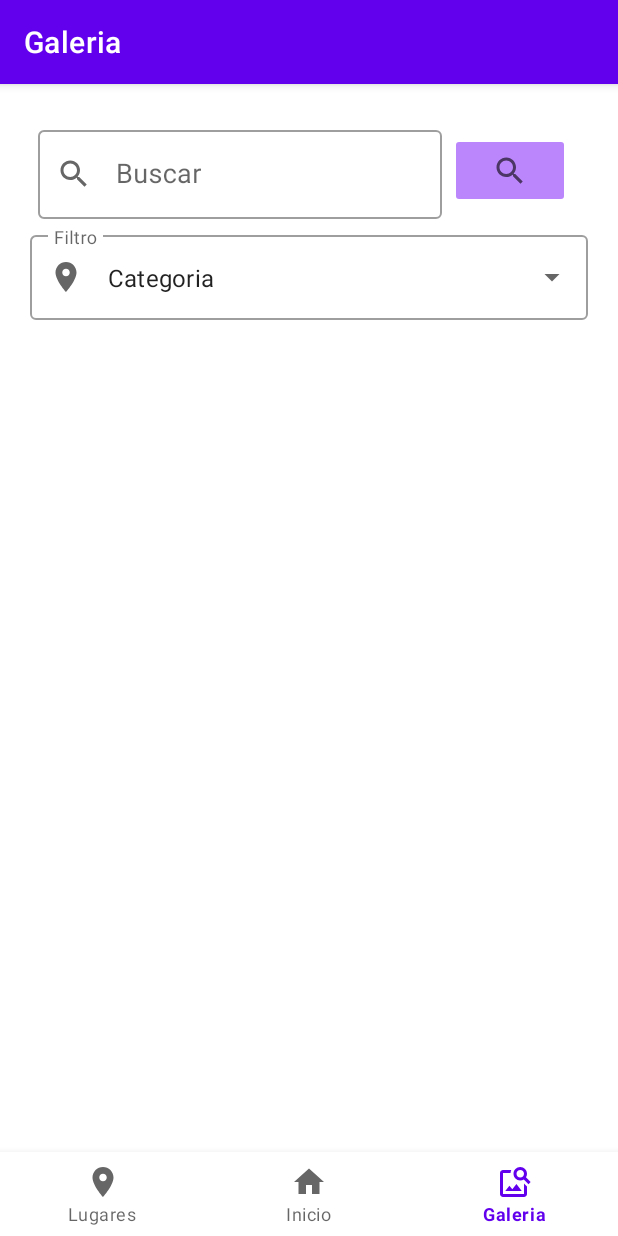
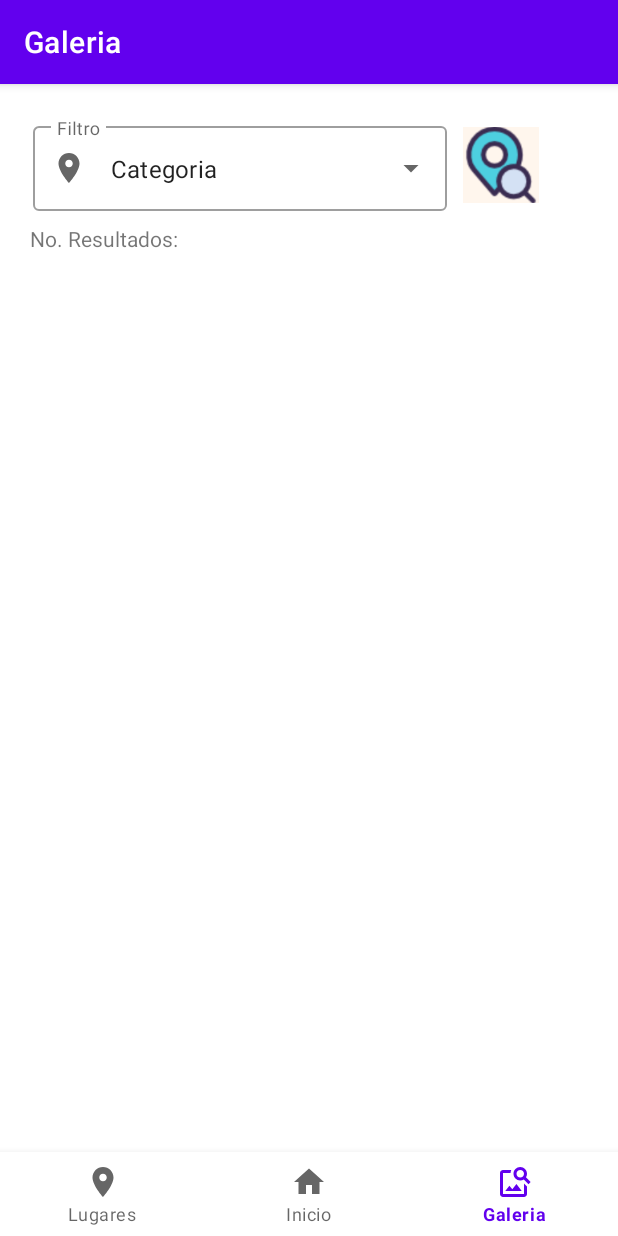
Before and after one commit to DanielAyalaRa/LADM_LosInvitados, an Android app: the GaleriaFragment screen opened through its navigation route, on a phone screen of 412 x 824 dp. Run offline under Robolectric (Android 15) with nearby library versions, the phone set to English and light mode, and no system bars; our stand-ins replace Firebase (no records; nobody signed in at launch, a user with empty details on screens opened directly), navigation-ui.

Commit message:
Buscar por categorias
GaleriaFragment se borro la etiqueta de buscar y se añadio un boton para buscar solo por categorias y un txt para mostrar resultados

```diff
--- a/app/src/main/java/mx/edu/ittepic/daar/ladm_u5_centrohitorico_losinvencibles/ui/galeria/GaleriaFragment.kt
+++ b/app/src/main/java/mx/edu/ittepic/daar/ladm_u5_centrohitorico_losinvencibles/ui/galeria/GaleriaFragment.kt
@@ -22,6 +22,7 @@ class GaleriaFragment : Fragment() {
     private val binding get() = _binding!!
     private val baseRemota = FirebaseFirestore.getInstance().collection("Lugares")
     var vectorLugares = ArrayList<Lugar>()
+    private var contador = 0
 
     override fun onCreateView(
         inflater: LayoutInflater,
@@ -63,12 +64,43 @@ class GaleriaFragment : Fragment() {
         val arrayAdapter = ArrayAdapter(requireContext(), R.layout.dropdown_item, categoria)
         binding.spCategoria.setAdapter(arrayAdapter)
 
+        binding.buscar.setOnClickListener {
+            hacerFiltro(binding.spCategoria.text.toString())
+        }
+
         return root
     }
 
     override fun onDestroyView() {
         super.onDestroyView()
         _binding = null
+    }
+
+    private fun hacerFiltro(buscar : String) {
+        var filtroVector = ArrayList<Lugar>()
+        filtroVector.clear()
+        contador = 0
+
+        (0..vectorLugares.size-1).forEach {
+            if (vectorLugares.get(it).categoria.equals(buscar)) {
+                filtroVector.add(vectorLugares.get(it))
+                contador++
+            }
+            if ("Categoria" == buscar) {
+                filtroVector.add(vectorLugares.get(it))
+                contador++
+            }
+            if ("Todos" == buscar) {
+                filtroVector.add(vectorLugares.get(it))
+                contador++
+            }
+        }
+
+        val adapter = CustomAdapter(filtroVector)
+        binding.recyclerView.layoutManager = LinearLayoutManager(requireContext())
+        binding.recyclerView.adapter = adapter
+
+        binding.resultadosBusqueda.setText("Resultados: ${contador}")
     }
 
     fun mensaje(cadena : String) {
--- a/app/src/main/res/layout/fragment_galeria.xml
+++ b/app/src/main/res/layout/fragment_galeria.xml
@@ -16,47 +16,43 @@
         android:orientation="horizontal">
 
         <com.google.android.material.textfield.TextInputLayout
-            style="@style/Widget.MaterialComponents.TextInputLayout.OutlinedBox"
+            style="@style/Widget.MaterialComponents.TextInputLayout.OutlinedBox.ExposedDropdownMenu"
             android:layout_width="280dp"
             android:layout_height="wrap_content"
-            android:padding="5dp"
-            app:startIconDrawable="@drawable/ic_baseline_search_24"
-            android:hint="Buscar">
+            android:hint="Filtro"
+            android:padding="2dp"
+            app:startIconDrawable="@drawable/ic_baseline_location_on_24">
+            <AutoCompleteTextView
+                android:id="@+id/spCategoria"
+                android:layout_width="match_parent"
+                android:layout_height="match_parent"
+                android:inputType="none"
+                android:text="Categoria"/>
 
-            <com.google.android.material.textfield.TextInputEditText
-                android:layout_width="match_parent"
-                android:layout_height="wrap_content"
-                android:textSize="18sp"
-                android:id="@+id/txtLatitud"/>
         </com.google.android.material.textfield.TextInputLayout>
 
         <ImageButton
-            android:layout_width="80dp"
-            android:layout_height="50dp"
-            android:src="@drawable/ic_baseline_search_24"
-            android:backgroundTint="@color/purple_200"
+            android:layout_width="wrap_content"
+            android:layout_height="wrap_content"
+            android:layout_margin="2dp"
+            android:scaleY="0.8"
+            android:scaleX="0.8"
+            android:src="@drawable/lupa"
+            android:background="@color/colorCrema"
             android:id="@+id/buscar"/>
     </LinearLayout>
 
-    <com.google.android.material.textfield.TextInputLayout
-        style="@style/Widget.MaterialComponents.TextInputLayout.OutlinedBox.ExposedDropdownMenu"
+    <TextView
         android:layout_width="match_parent"
         android:layout_height="wrap_content"
-        android:hint="Filtro"
-        app:startIconDrawable="@drawable/ic_baseline_location_on_24"
-        android:layout_marginBottom="10dp">
-        <AutoCompleteTextView
-            android:id="@+id/spCategoria"
-            android:layout_width="match_parent"
-            android:layout_height="match_parent"
-            android:inputType="none"
-            android:text="Categoria"/>
-
-    </com.google.android.material.textfield.TextInputLayout>
+        android:layout_marginTop="5dp"
+        android:id="@+id/resultadosBusqueda"
+        android:text="No. Resultados: "/>
 
     <androidx.recyclerview.widget.RecyclerView
         android:id="@+id/recyclerView"
         android:layout_width="match_parent"
-        android:layout_height="480dp"/>
+        android:layout_marginTop="15dp"
+        android:layout_height="560dp"/>
 
 </LinearLayout>
--- a/app/src/main/res/values/strings.xml
+++ b/app/src/main/res/values/strings.xml
@@ -4,15 +4,16 @@
     <string name="titulo_inicio">Inicio</string>
     <string name="titulo_galeria">Galeria</string>
     <string-array name="categorias">
-        <item>Iglesia</item>
-        <item>Restaurante</item>
-        <item>Hotel</item>
-        <item>Museo</item>
-        <item>Edificio</item>
-        <item>Tienda departamental</item>
-        <item>Plaza</item>
-        <item>Mercado</item>
-        <item>Café</item>
-        <item>Central de autobuses</item>
+        <item>Todos</item>
+        <item>Iglesias</item>
+        <item>Restaurantes</item>
+        <item>Hoteles</item>
+        <item>Museos</item>
+        <item>Edificios Administrativos</item>
+        <item>Tiendas Departamentales</item>
+        <item>Plazas</item>
+        <item>Mercados</item>
+        <item>Cafes</item>
+        <item>Centrales</item>
     </string-array>
 </resources>
```
Also changed, not shown: app/src/main/res/drawable-v24/lupa.png (added).
